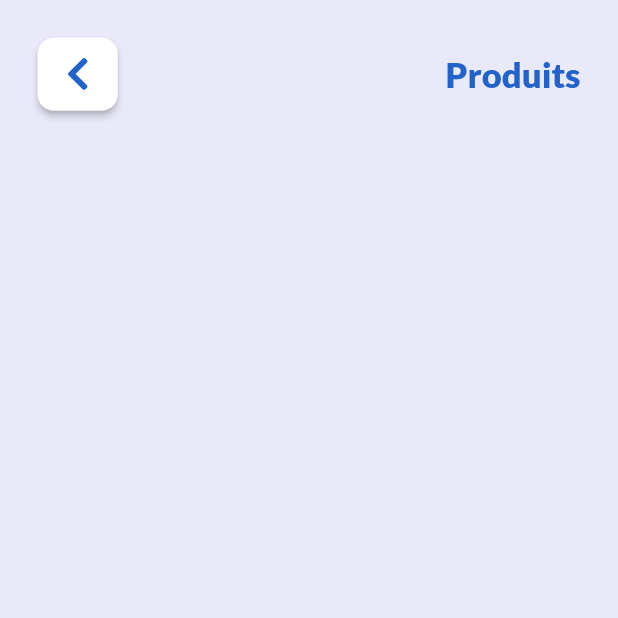
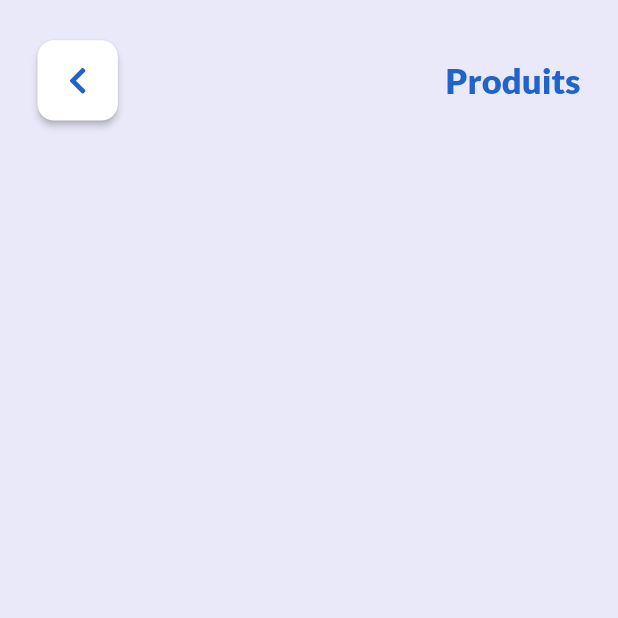
Before and after one commit to B-Houssam/iStock, a Flutter app: the screen it shows after launch, after a tap on an icon or button, on a phone screen of 412 x 824 dp, the top half of it. Run offline on Flutter 3.47's test engine with Material 2 defaults, Android fonts, the phone set to English and light mode, and no system bars; our stand-ins replace font_awesome_flutter, google_fonts.

Commit message:
fixed dynamic ui

```diff
--- a/lib/widgets/allView/top-bar.dart
+++ b/lib/widgets/allView/top-bar.dart
@@ -9,15 +9,15 @@ class BackBar extends StatelessWidget {
   Widget build(BuildContext context) {
     return Container(
       width: MediaQuery.of(context).size.width,
-      height: MediaQuery.of(context).size.height * .12,
+      height: MediaQuery.of(context).size.height * .13,
       child: Padding(
-        padding: EdgeInsets.all(25),
+        padding: EdgeInsets.only(left: 25, right: 25),
         child: Row(
             mainAxisAlignment: MainAxisAlignment.spaceBetween,
             children: <Widget>[
               Container(
                 width: MediaQuery.of(context).size.width * .13,
-                height: MediaQuery.of(context).size.height,
+                height: MediaQuery.of(context).size.width * .13,
                 child: RaisedButton(
                   shape: RoundedRectangleBorder(
                     borderRadius: BorderRadius.circular(11),
@@ -29,7 +29,7 @@ class BackBar extends StatelessWidget {
                   child: Icon(
                     FontAwesomeIcons.chevronLeft,
                     color: Color(0XFF2163CB),
-                    size: 25,
+                    size: 20,
                   ),
                 ),
               ),
--- a/lib/widgets/mainView/action-bar.dart
+++ b/lib/widgets/mainView/action-bar.dart
@@ -42,13 +42,13 @@ class _ActionState extends State<ActionB> {
                 ),
               )),
           Padding(
-            padding: EdgeInsets.only(left: 30, right: 30, top: 16, bottom: 20),
+            padding: EdgeInsets.only(left: 30, right: 30, bottom: 13),
             child: Row(
               mainAxisAlignment: MainAxisAlignment.spaceBetween,
               children: <Widget>[
                 Container(
                   width: MediaQuery.of(context).size.width * .5,
-                  height: MediaQuery.of(context).size.height,
+                  height: MediaQuery.of(context).size.width * .14,
                   decoration: BoxDecoration(
                     color: Color(0XFFF0A12F),
                     borderRadius: BorderRadius.circular(15),
@@ -79,8 +79,8 @@ class _ActionState extends State<ActionB> {
                   ),
                 ),
                 Container(
-                  width: MediaQuery.of(context).size.width * .18,
-                  height: MediaQuery.of(context).size.height,
+                  width: MediaQuery.of(context).size.width * .14,
+                  height: MediaQuery.of(context).size.width * .14,
                   child: RaisedButton(
                     shape: RoundedRectangleBorder(
                       borderRadius: BorderRadius.circular(15),
--- a/lib/widgets/mainView/get-username.dart
+++ b/lib/widgets/mainView/get-username.dart
@@ -15,7 +15,7 @@ class _GetNameState extends State<GetName> {
       width: MediaQuery.of(context).size.width,
       height: MediaQuery.of(context).size.height * .13,
       child: Padding(
-        padding: const EdgeInsets.all(25),
+        padding: const EdgeInsets.only(top: 25, right: 25, left: 25),
         child: Column(
           crossAxisAlignment: CrossAxisAlignment.start,
           children: <Widget>[
--- a/lib/widgets/mainView/list-view.dart
+++ b/lib/widgets/mainView/list-view.dart
@@ -13,7 +13,7 @@ class _ListItemsState extends State<ListItems> {
   Widget build(BuildContext context) {
     return Expanded(
       child: Padding(
-        padding: const EdgeInsets.only(top: 25, bottom: 25),
+        padding: const EdgeInsets.only(top: 25, bottom: 15),
         child: ListView(
           physics: BouncingScrollPhysics(),
           scrollDirection: Axis.horizontal,
--- a/lib/widgets/mainView/main-card.dart
+++ b/lib/widgets/mainView/main-card.dart
@@ -16,7 +16,6 @@ class MainCard extends StatelessWidget {
           children: <Widget>[
             Container(
               decoration: BoxDecoration(
-                //color: Color(0XFF32CD32),
                 gradient: LinearGradient(colors: [
                   Color(0XFF36D459),
                   Color(0XFF0BC53C),
@@ -32,8 +31,8 @@ class MainCard extends StatelessWidget {
               child: Opacity(
                 opacity: .3,
                 child: Container(
-                  width: 150,
-                  height: 150,
+                  width: MediaQuery.of(context).size.width * .35,
+                  height: MediaQuery.of(context).size.width * .35,
                   decoration: BoxDecoration(
                     shape: BoxShape.circle,
                     color: Colors.white,
@@ -47,8 +46,8 @@ class MainCard extends StatelessWidget {
               child: Opacity(
                 opacity: .4,
                 child: Container(
-                  width: 80,
-                  height: 80,
+                  width: MediaQuery.of(context).size.width * .19,
+                  height: MediaQuery.of(context).size.width * .19,
                   decoration: BoxDecoration(
                     shape: BoxShape.circle,
                     color: Colors.white,
@@ -66,8 +65,11 @@ class MainCard extends StatelessWidget {
               ),
             ),
             Positioned(
-              top: 30,
+              top: 10,
               right: 30,
+              child: Container(
+                height: MediaQuery.of(context).size.height,
+                //color: Colors.black,
                 child: Column(
                   crossAxisAlignment: CrossAxisAlignment.start,
                   children: <Widget>[
@@ -128,6 +130,7 @@ class MainCard extends StatelessWidget {
                   ],
                 ),
               ),
+            ),
           ],
         ),
       ),
--- a/lib/widgets/mainView/top-bar.dart
+++ b/lib/widgets/mainView/top-bar.dart
@@ -10,13 +10,13 @@ class TopBar extends StatelessWidget {
       width: MediaQuery.of(context).size.width,
       height: MediaQuery.of(context).size.height * .12,
       child: Padding(
-        padding: EdgeInsets.all(25),
+        padding: EdgeInsets.only(left: 25, right: 25),
         child: Row(
           mainAxisAlignment: MainAxisAlignment.spaceBetween,
           children: <Widget>[
             Container(
               width: MediaQuery.of(context).size.width * .13,
-              height: MediaQuery.of(context).size.height,
+              height: MediaQuery.of(context).size.width * .13,
               child: RaisedButton(
                 shape: RoundedRectangleBorder(
                   borderRadius: BorderRadius.circular(11),
@@ -32,7 +32,7 @@ class TopBar extends StatelessWidget {
             ),
             Container(
               width: MediaQuery.of(context).size.width * .13,
-              height: MediaQuery.of(context).size.height,
+              height: MediaQuery.of(context).size.width * .13,
               child: RaisedButton(
                 shape: RoundedRectangleBorder(
                   borderRadius: BorderRadius.circular(11),
```
Also changed, not shown: 1 other file. Lines whose indentation alone changed are shown as unchanged.
